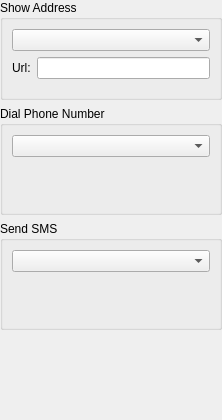
Qt form kcm/akonadicontactactions.ui (KDE/akonadi-contacts) before a commit.
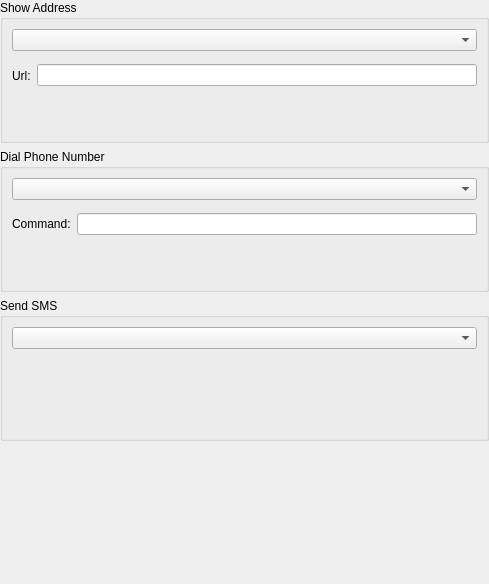
The same form after that commit. The open tabs and pages were chosen to show the change. Custom widgets are drawn as their Qt base class.

Commit message: implement kdeconnect support

```diff
--- a/kcm/akonadicontactactions.ui
+++ b/kcm/akonadicontactactions.ui
@@ -6,8 +6,8 @@
    <rect>
     <x>0</x>
     <y>0</y>
-    <width>222</width>
-    <height>420</height>
+    <width>489</width>
+    <height>584</height>
    </rect>
   </property>
   <layout class="QVBoxLayout" name="verticalLayout_4">
@@ -164,6 +164,38 @@
           </item>
          </layout>
         </widget>
+        <widget class="QWidget" name="page_9">
+         <layout class="QGridLayout" name="gridLayout">
+          <property name="leftMargin">
+           <number>0</number>
+          </property>
+          <property name="topMargin">
+           <number>0</number>
+          </property>
+          <property name="rightMargin">
+           <number>0</number>
+          </property>
+          <property name="bottomMargin">
+           <number>0</number>
+          </property>
+          <property name="horizontalSpacing">
+           <number>6</number>
+          </property>
+          <property name="verticalSpacing">
+           <number>0</number>
+          </property>
+          <item row="0" column="0">
+           <widget class="QLabel" name="label">
+            <property name="text">
+             <string>Command:</string>
+            </property>
+           </widget>
+          </item>
+          <item row="0" column="1">
+           <widget class="KLineEdit" name="kcfg_KdeconnectCommand"/>
+          </item>
+         </layout>
+        </widget>
         <widget class="QWidget" name="page_7"/>
        </widget>
       </item>
```
Left out of the diff: 2 changed lines with no effect on the pictures. The commit also changes 3 other files.
